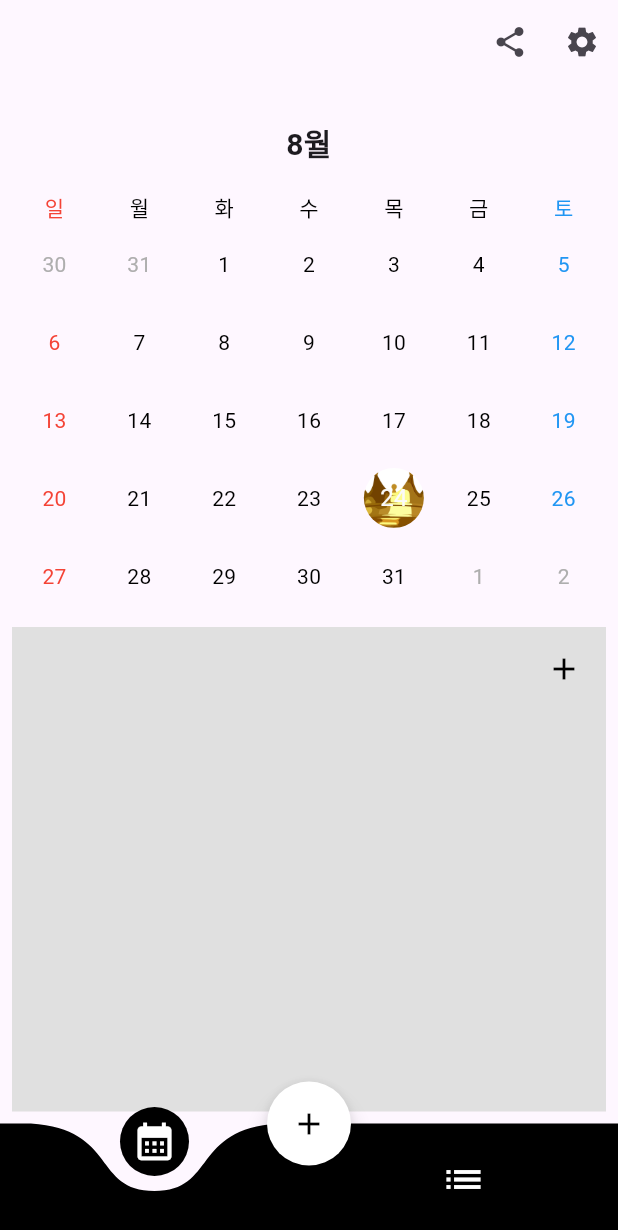
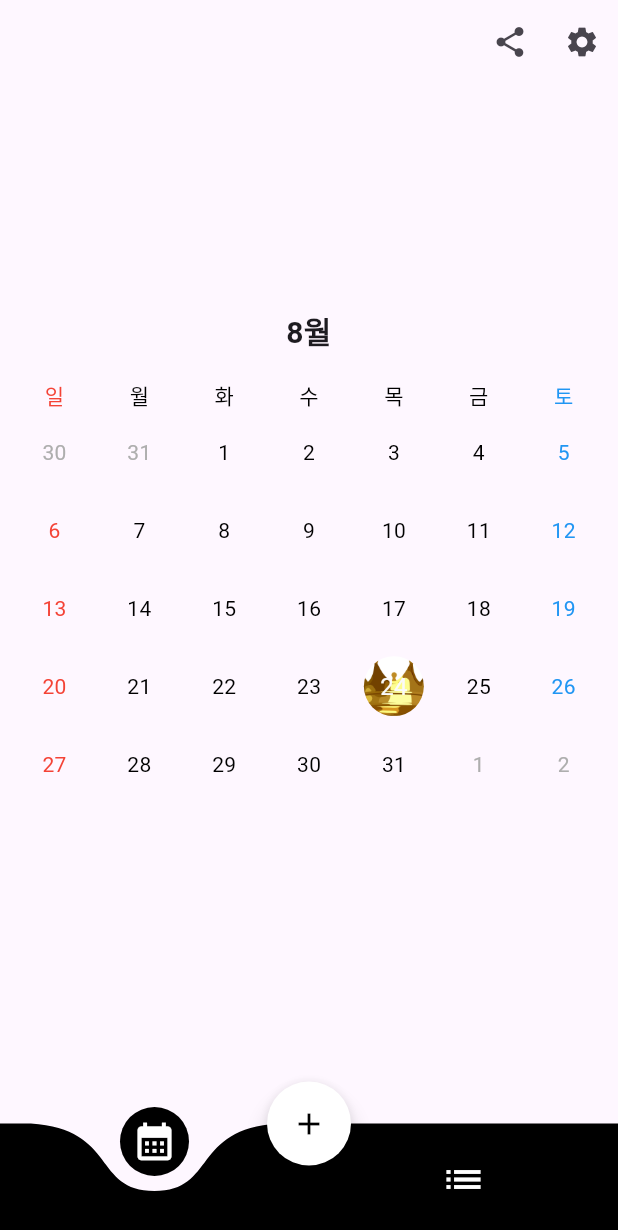
Before and after one commit to sinbee0402/Princess_Diaries, a Flutter app: the screen it shows after launch, after a tap on the "add" icon, on a phone screen of 412 x 824 dp. Shown: the top 1230 px of the screen. Run offline on Flutter 3.47's test engine with Material 2 defaults, Android fonts, the phone set to English and light mode, and no system bars; drawn by our look-alikes of curved_navigation_bar, table_calendar; our stand-ins replace freezed_annotation, get_it, injectable, lottie, sqflite; accounts and stored records are empty; generated files the repository leaves out were written again.

Commit message:
feat: main UI 수정

```diff
--- a/lib/presentation/main/main_screen.dart
+++ b/lib/presentation/main/main_screen.dart
@@ -1,6 +1,5 @@
 import 'package:flutter/material.dart';
 import 'package:intl/intl.dart';
-import 'package:princess_diaries/presentation/components/custom_popup.dart';
 import 'package:princess_diaries/presentation/main/main_ui_event.dart';
 import 'package:princess_diaries/presentation/main/main_view_model.dart';
 import 'package:provider/provider.dart';
@@ -68,15 +67,6 @@ class _MainScreenState extends State<MainScreen> {
     );
   }
 
-  void _showPopup(BuildContext context) {
-    showDialog(
-      context: context,
-      builder: (context) {
-        return CustomPopup(selectedDate: _selectedDay);
-      },
-    );
-  }
-
   @override
   Widget build(BuildContext context) {
     final viewModel = context.watch<MainViewModel>();
@@ -99,6 +89,7 @@ class _MainScreenState extends State<MainScreen> {
         padding: const EdgeInsets.all(8.0),
         child: Column(
           crossAxisAlignment: CrossAxisAlignment.center,
+          mainAxisAlignment: MainAxisAlignment.center,
           children: [
             TableCalendar(
               locale: 'ko_KR',
@@ -114,7 +105,6 @@ class _MainScreenState extends State<MainScreen> {
                   _selectedDay = selectedDay;
                   _focusedDay = focusedDay;
                 });
-                _showPopup(context);
               },
               onPageChanged: (focusedDay) {
                 _focusedDay = focusedDay;
@@ -170,37 +160,7 @@ class _MainScreenState extends State<MainScreen> {
               ),
               daysOfWeekHeight: 24,
             ),
-            const SizedBox(height: 8),
-            Expanded(
-              child: Container(
-                color: Colors.grey[300],
-                child: Stack(
-                  children: [
-                    Positioned(
-                      top: 4,
-                      right: 4,
-                      child: IconButton(
-                        icon: const Icon(
-                          Icons.add,
-                          color: Colors.black,
-                          size: 24,
-                        ),
-                        onPressed: () {
-                          viewModel.onEvent(
-                            const MainUiEvent.savePost(
-                              1,
-                              'first title',
-                              'first content',
-                            ),
-                          );
-                          // _showPopup(context);
-                        },
-                      ),
-                    )
-                  ],
-                ),
-              ),
-            )
+            const SizedBox(height: 80),
           ],
         ),
       ),
```
